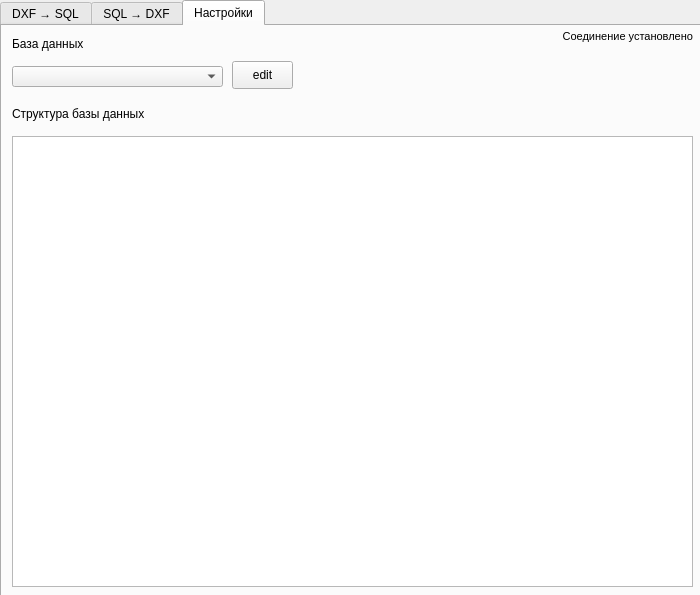
The window that dialog_base.ui (Comanda-A/DXF-PostGIS-Converter) describes before a commit, drawn with Qt 5.
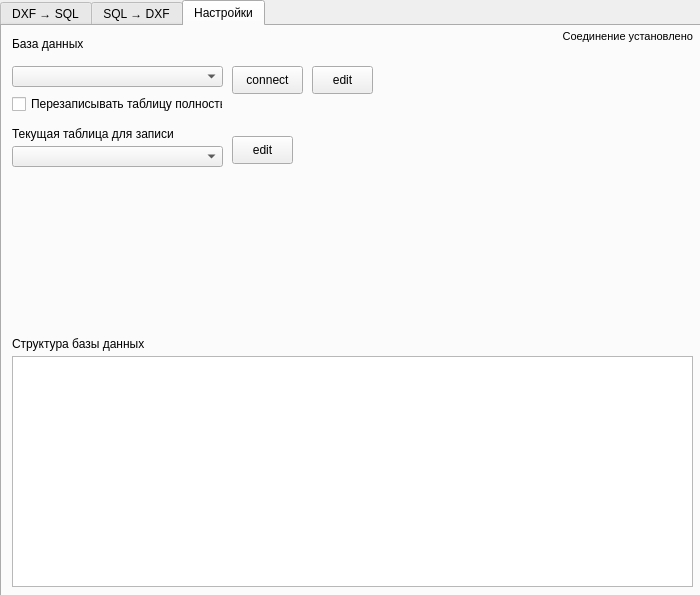
The same window after the commit.

Patch:
```diff
--- a/dialog_base.ui
+++ b/dialog_base.ui
@@ -270,7 +270,7 @@
      <property name="geometry">
       <rect>
        <x>10</x>
-       <y>80</y>
+       <y>310</y>
        <width>221</width>
        <height>16</height>
       </rect>
@@ -283,9 +283,9 @@
      <property name="geometry">
       <rect>
        <x>10</x>
-       <y>110</y>
+       <y>330</y>
        <width>681</width>
-       <height>451</height>
+       <height>231</height>
       </rect>
      </property>
      <property name="columnCount">
@@ -303,8 +303,79 @@
     <widget class="QPushButton" name="settings_editButton">
      <property name="geometry">
       <rect>
+       <x>310</x>
+       <y>40</y>
+       <width>61</width>
+       <height>28</height>
+      </rect>
+     </property>
+     <property name="text">
+      <string>edit</string>
+     </property>
+    </widget>
+    <widget class="QPushButton" name="settings_connectButton">
+     <property name="geometry">
+      <rect>
        <x>230</x>
-       <y>35</y>
+       <y>40</y>
+       <width>71</width>
+       <height>28</height>
+      </rect>
+     </property>
+     <property name="text">
+      <string>connect</string>
+     </property>
+    </widget>
+    <widget class="QCheckBox" name="checkBox">
+     <property name="enabled">
+      <bool>true</bool>
+     </property>
+     <property name="geometry">
+      <rect>
+       <x>10</x>
+       <y>70</y>
+       <width>211</width>
+       <height>16</height>
+      </rect>
+     </property>
+     <property name="text">
+      <string>Перезаписывать таблицу полностью</string>
+     </property>
+     <property name="checkable">
+      <bool>true</bool>
+     </property>
+     <property name="checked">
+      <bool>false</bool>
+     </property>
+    </widget>
+    <widget class="QComboBox" name="settings_tbComboBox">
+     <property name="geometry">
+      <rect>
+       <x>10</x>
+       <y>120</y>
+       <width>211</width>
+       <height>21</height>
+      </rect>
+     </property>
+    </widget>
+    <widget class="QLabel" name="settings_dbLabel_2">
+     <property name="geometry">
+      <rect>
+       <x>10</x>
+       <y>100</y>
+       <width>191</width>
+       <height>16</height>
+      </rect>
+     </property>
+     <property name="text">
+      <string>Текущая таблица для записи</string>
+     </property>
+    </widget>
+    <widget class="QPushButton" name="settings_editButton_2">
+     <property name="geometry">
+      <rect>
+       <x>230</x>
+       <y>110</y>
        <width>61</width>
        <height>28</height>
       </rect>
```
